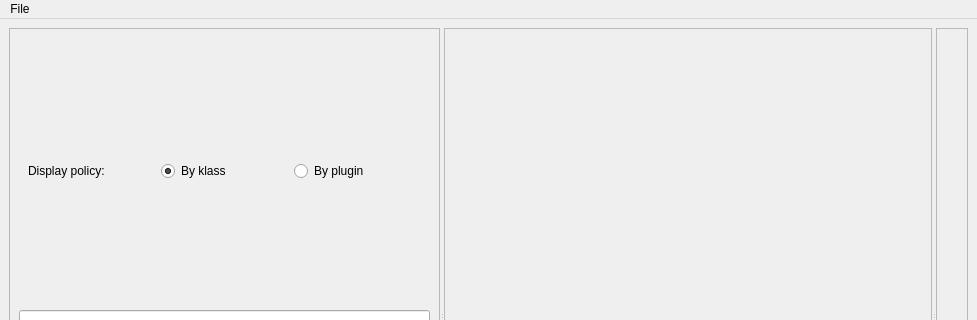
Before: the Qt Designer form src/Gui/ui_files/MainWindow.ui in loganek/gstcreator, drawn with Qt 5; both pictures show x 0 to 977 and y 0 to 320 of the 977 by 644 pixel window.
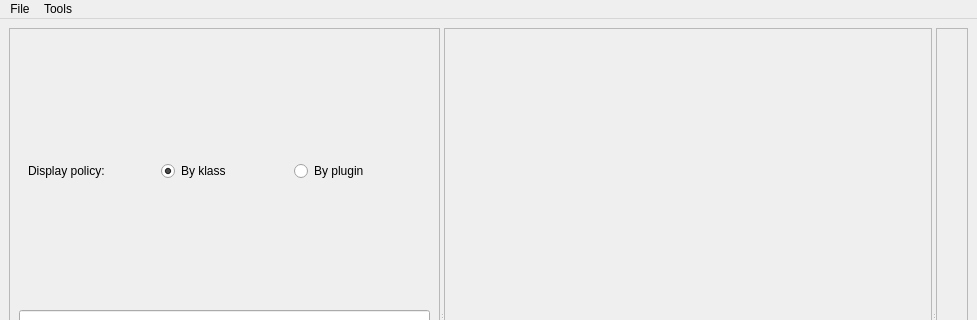
After: the same form once the commit is applied.

```diff
--- a/src/Gui/ui_files/MainWindow.ui
+++ b/src/Gui/ui_files/MainWindow.ui
@@ -167,7 +167,14 @@
     </property>
     <addaction name="actionExport_Bin_To_Dot_File"/>
    </widget>
+   <widget class="QMenu" name="menuTools">
+    <property name="title">
+     <string>Tools</string>
+    </property>
+    <addaction name="actionProbes_Watcher"/>
+   </widget>
    <addaction name="menuFile"/>
+   <addaction name="menuTools"/>
   </widget>
   <widget class="QStatusBar" name="statusbar"/>
   <action name="actionExport_Current_Bin_To_Dot">
```
Left out of the diff: 5 changed lines with no effect on the pictures.
